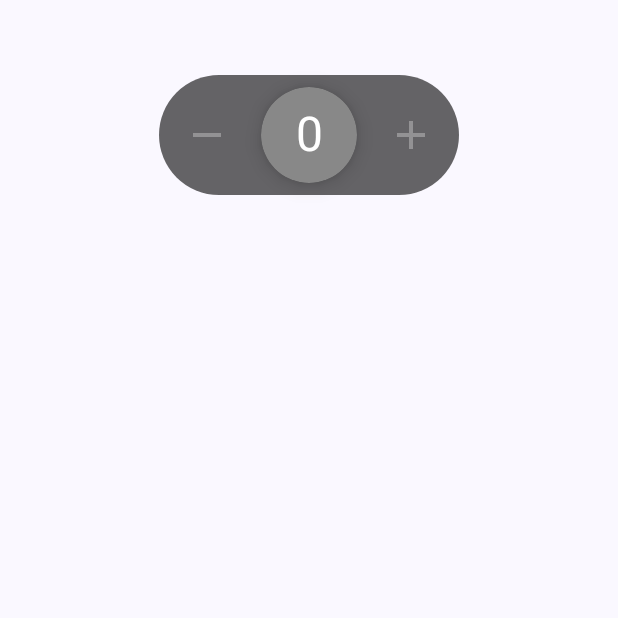
After one commit to Zouyupeng/MimaPlayGround, an Android app built with Jetpack Compose: the composable CountButtonScreen shown on its own in the app's theme, on a phone screen of 412 x 824 dp, the top half of it. The commit adds this screen. Run offline under Robolectric (Android 15) with nearby library versions, the phone set to English and light mode, and no system bars.

Commit message:
wip: 计数按钮基础加减
基础的加减,等回家照着文章写一下拖动部分

```diff
--- a/app/src/main/java/com/oceanknight/mimaplayground/MainActivity.kt
+++ b/app/src/main/java/com/oceanknight/mimaplayground/MainActivity.kt
@@ -13,6 +13,7 @@ import androidx.compose.ui.tooling.preview.Preview
 import androidx.navigation.compose.NavHost
 import androidx.navigation.compose.composable
 import androidx.navigation.compose.rememberNavController
+import com.oceanknight.mimaplayground.ui.page.element.countbutton.CountButtonScreen
 import com.oceanknight.mimaplayground.ui.page.element.volumebar.VolumeBarScreen
 import com.oceanknight.mimaplayground.ui.theme.MimaPlaygroundTheme
 import com.oceanknight.mimaplayground.ui.theme.StartMenuScreen
@@ -35,6 +36,7 @@ class MainActivity : ComponentActivity() {
                         composable(navRoute.route) {
                             when(navRoute) {
                                 NavRoute.VolumeBar -> VolumeBarScreen()
+                                NavRoute.CountButton -> CountButtonScreen()
                                 else -> {}
                             }
                         }
--- a/app/src/main/java/com/oceanknight/mimaplayground/NavRoute.kt
+++ b/app/src/main/java/com/oceanknight/mimaplayground/NavRoute.kt
@@ -6,6 +6,7 @@ package com.oceanknight.mimaplayground
  * @date: 2023/10/11
  * @describe:
  */
-enum class NavRoute(val route: String) {
-    VolumeBar("VolumeBar")
+enum class NavRoute(val route: String, val title: String) {
+    VolumeBar("VolumeBar", "音量条"),
+    CountButton("CountButton", "计数按钮")
 }
--- /dev/null
+++ b/app/src/main/java/com/oceanknight/mimaplayground/ui/page/element/countbutton/CountButton.kt
@@ -0,0 +1,160 @@
+package com.oceanknight.mimaplayground.ui.page.element.countbutton
+
+import androidx.compose.foundation.background
+import androidx.compose.foundation.clickable
+import androidx.compose.foundation.layout.Arrangement
+import androidx.compose.foundation.layout.Box
+import androidx.compose.foundation.layout.Row
+import androidx.compose.foundation.layout.fillMaxSize
+import androidx.compose.foundation.layout.height
+import androidx.compose.foundation.layout.padding
+import androidx.compose.foundation.layout.size
+import androidx.compose.foundation.layout.width
+import androidx.compose.foundation.shape.CircleShape
+import androidx.compose.foundation.shape.RoundedCornerShape
+import androidx.compose.material.icons.Icons
+import androidx.compose.material.icons.outlined.Add
+import androidx.compose.material.icons.outlined.Clear
+import androidx.compose.material.icons.outlined.Remove
+import androidx.compose.material3.Icon
+import androidx.compose.material3.IconButton
+import androidx.compose.material3.MaterialTheme
+import androidx.compose.material3.Text
+import androidx.compose.runtime.Composable
+import androidx.compose.ui.Alignment
+import androidx.compose.ui.Modifier
+import androidx.compose.ui.draw.clip
+import androidx.compose.ui.draw.shadow
+import androidx.compose.ui.graphics.Color
+import androidx.compose.ui.graphics.vector.ImageVector
+import androidx.compose.ui.text.style.TextAlign
+import androidx.compose.ui.unit.dp
+
+/**
+ *
+ * @author: Oceanknight
+ * @date: 2023/10/13
+ * @describe:
+ */
+@Composable
+fun CountButton(
+    modifier: Modifier = Modifier,
+    value: String,
+    onValueDecreaseClick: () -> Unit = {},
+    onValueIncreaseClick: () -> Unit = {},
+    onValueClearClick: () -> Unit = {},
+) {
+    Box(
+        modifier = modifier
+            .width(200.dp)
+            .height(80.dp),
+        contentAlignment = Alignment.Center
+    ) {
+        ButtonContainer(
+            onValueDecreaseClick = onValueDecreaseClick,
+            onValueIncreaseClick = onValueIncreaseClick,
+            onValueClearClick = onValueClearClick,
+        )
+
+        DraggableThumbButton(
+            value = value,
+            onClick = onValueIncreaseClick,
+            modifier = Modifier.align(Alignment.Center)
+        )
+    }
+}
+
+
+private const val ICON_BUTTON_ALPHA_INITIAL = 0.3f
+private const val CONTAINER_BACKGROUND_ALPHA_INITIAL = 0.6f
+
+@Composable
+fun ButtonContainer(
+    modifier: Modifier = Modifier,
+    onValueDecreaseClick: () -> Unit = {},
+    onValueIncreaseClick: () -> Unit = {},
+    onValueClearClick: () -> Unit = {},
+    clearButtonVisible: Boolean = false,
+) {
+    Row(
+        horizontalArrangement = Arrangement.SpaceBetween,
+        verticalAlignment = Alignment.CenterVertically,
+        modifier = modifier
+            .fillMaxSize()
+            .clip(RoundedCornerShape(64.dp))
+            .background(Color.Black.copy(alpha = CONTAINER_BACKGROUND_ALPHA_INITIAL))
+            .padding(horizontal = 8.dp)
+    ) {
+        // -按钮
+        IconControlButton(
+            icon = Icons.Outlined.Remove,
+            contentDescription = "减少",
+            onClick = onValueDecreaseClick,
+            tintColor = Color.White.copy(alpha = ICON_BUTTON_ALPHA_INITIAL)
+        )
+
+        // 归零按钮
+        if (clearButtonVisible) {
+            IconControlButton(
+                icon = Icons.Outlined.Clear,
+                contentDescription = "归零",
+                onClick = onValueClearClick,
+                tintColor = Color.White.copy(alpha = ICON_BUTTON_ALPHA_INITIAL)
+            )
+        }
+
+        // +按钮
+        IconControlButton(
+            icon = Icons.Outlined.Add,
+            contentDescription = "增加",
+            onClick = onValueIncreaseClick,
+            tintColor = Color.White.copy(alpha = ICON_BUTTON_ALPHA_INITIAL)
+        )
+    }
+}
+
+@Composable
+fun IconControlButton(
+    modifier: Modifier = Modifier,
+    icon: ImageVector,
+    contentDescription: String = "",
+    onClick: () -> Unit = {},
+    tintColor: Color = Color.White
+) {
+    IconButton(
+        onClick = onClick,
+        modifier = modifier
+            .size(48.dp)
+    ) {
+        Icon(
+            imageVector = icon,
+            contentDescription = contentDescription,
+            tint = tintColor,
+            modifier = Modifier.size(32.dp)
+        )
+    }
+}
+
+@Composable
+fun DraggableThumbButton(
+    modifier: Modifier = Modifier,
+    value: String,
+    onClick: () -> Unit,
+) {
+    Box(
+        contentAlignment = Alignment.Center,
+        modifier = modifier
+            .shadow(8.dp, shape = CircleShape)
+            .size(64.dp)
+            .clip(CircleShape)
+            .clickable { onClick() }
+            .background(Color.Gray)
+    ) {
+        Text(
+            text = value,
+            color = Color.White,
+            style = MaterialTheme.typography.headlineLarge,
+            textAlign = TextAlign.Center
+        )
+    }
+}
--- /dev/null
+++ b/app/src/main/java/com/oceanknight/mimaplayground/ui/page/element/countbutton/CountButtonScreen.kt
@@ -0,0 +1,59 @@
+package com.oceanknight.mimaplayground.ui.page.element.countbutton
+
+import androidx.compose.foundation.layout.Arrangement
+import androidx.compose.foundation.layout.Column
+import androidx.compose.foundation.layout.fillMaxSize
+import androidx.compose.foundation.layout.fillMaxWidth
+import androidx.compose.foundation.layout.padding
+import androidx.compose.foundation.layout.wrapContentHeight
+import androidx.compose.foundation.layout.wrapContentSize
+import androidx.compose.material3.Scaffold
+import androidx.compose.runtime.Composable
+import androidx.compose.runtime.getValue
+import androidx.compose.runtime.mutableIntStateOf
+import androidx.compose.runtime.remember
+import androidx.compose.runtime.setValue
+import androidx.compose.ui.Alignment
+import androidx.compose.ui.Modifier
+import androidx.compose.ui.modifier.modifierLocalConsumer
+import androidx.compose.ui.unit.dp
+import com.oceanknight.mimaplayground.ui.page.element.volumebar.ProgressBar
+
+/**
+ *
+ * @author: Oceanknight
+ * @date: 2023/10/13
+ * @describe:
+ */
+@Composable
+fun CountButtonScreen() {
+    Scaffold(
+        modifier = Modifier
+            .fillMaxSize()
+    ) { _ ->
+        Column(
+            modifier = Modifier
+                .padding(top = 50.dp)
+                .fillMaxWidth()
+                .wrapContentHeight(),
+            verticalArrangement = Arrangement.Center,
+            horizontalAlignment = Alignment.CenterHorizontally
+        ) {
+            var valueCounter by remember {
+                mutableIntStateOf(0)
+            }
+            CountButton(
+                value = valueCounter.toString(),
+                onValueIncreaseClick = {
+                    valueCounter++
+                },
+                onValueDecreaseClick = {
+                    valueCounter--
+                },
+                onValueClearClick = {
+                    valueCounter = 0
+                }
+            )
+        }
+    }
+}
--- a/app/src/main/java/com/oceanknight/mimaplayground/ui/theme/StartMenuScreen.kt
+++ b/app/src/main/java/com/oceanknight/mimaplayground/ui/theme/StartMenuScreen.kt
@@ -34,14 +34,14 @@ fun StartMenuScreen(
         LazyColumn(contentPadding = padding) {
             itemsIndexed(items = NavRoute.values()) { index, item ->
                 Text(
-                    text = index.toString() + ". " + item.name,
+                    text = index.toString() + ". " + item.title,
                     modifier = Modifier
                         .clickable {
                             navigateTo(item)
                         }
                         .fillMaxWidth()
                         .wrapContentHeight()
-                        .padding(5.dp),
+                        .padding(15.dp),
                     fontSize = 25.sp
                 )
 
```
Also changed, not shown: 1 other file.
